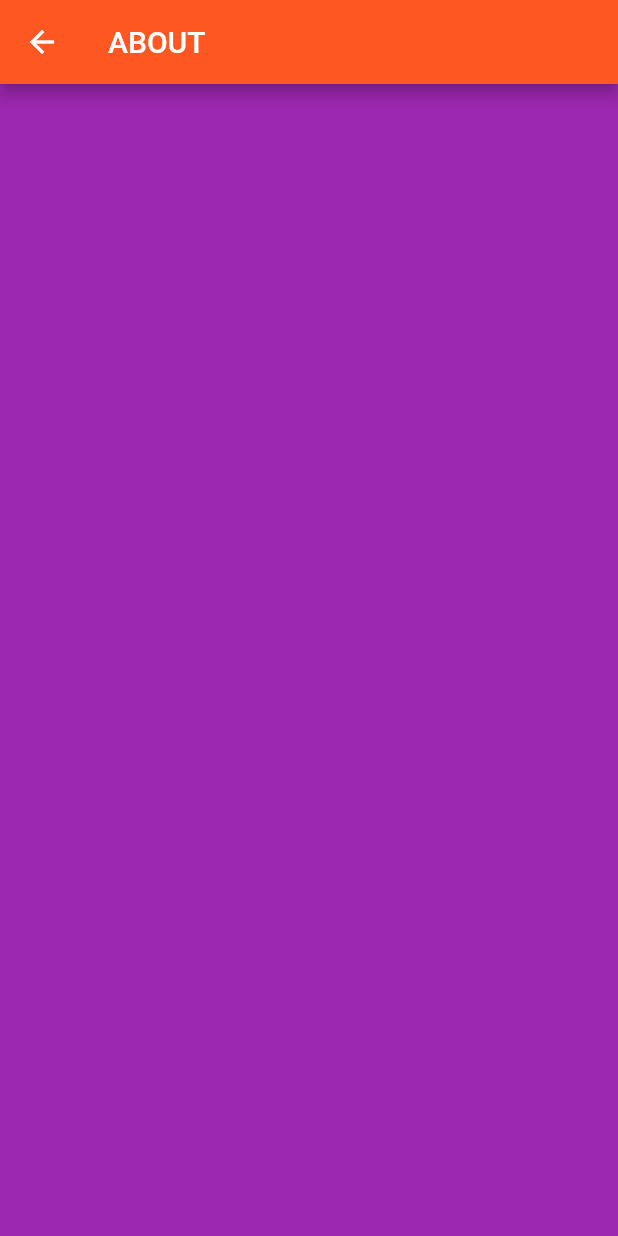
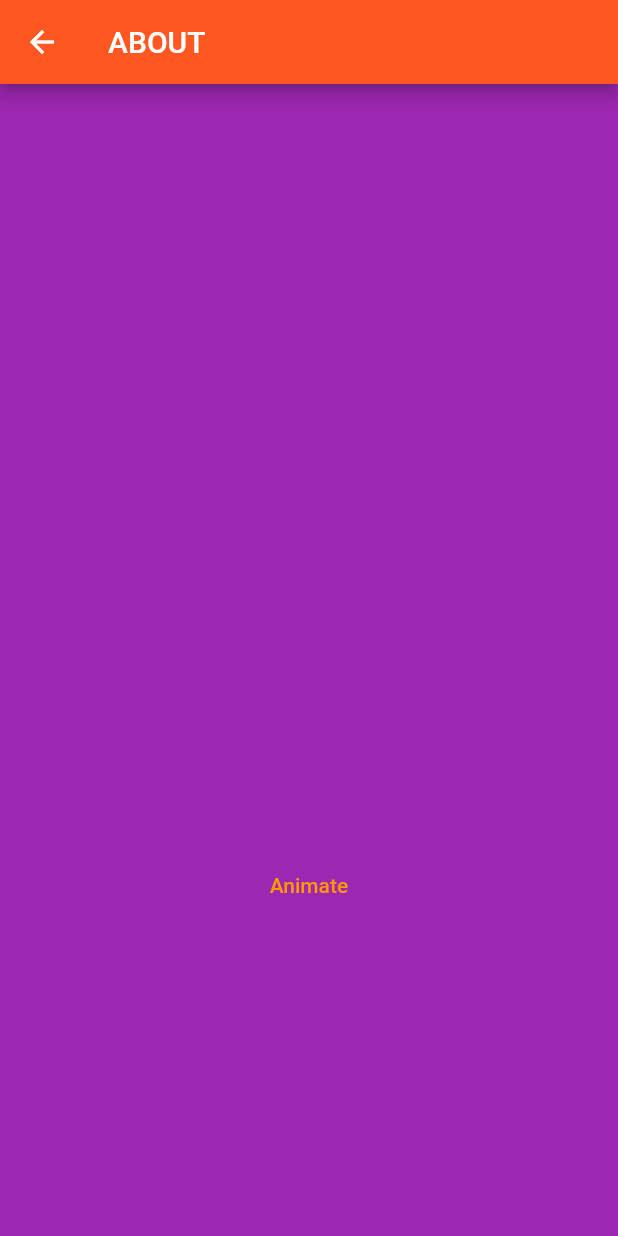
Before and after one commit to sergioaliagajabalera/Flutter-Dart-Material, a Flutter app: the Aboutscreen screen opened by its route, on a phone screen of 412 x 824 dp. Run offline on Flutter 3.47's test engine with Material 2 defaults, Android fonts, the phone set to English and light mode, and no system bars.

Commit message:
firts animation and add folder assets

```diff
--- /dev/null
+++ b/lib/src/animation/animated1.dart
@@ -0,0 +1,72 @@
+//source: https://www.desarrollolibre.net/blog/flutter/animaciones-en-flutter-primeros-pasos
+
+import 'package:flutter/material.dart';
+
+class Animation1 extends StatefulWidget {
+  @override
+  _Animation1State createState() => _Animation1State();
+}
+
+class _Animation1State extends State<Animation1> {
+  double opacity = 0.0;
+  double width = 300;
+  double height = 300;
+
+  @override
+  Widget build(BuildContext context) {
+    return Column(
+      mainAxisAlignment: MainAxisAlignment.center,
+      children: [
+        Center(
+            child: Column(children: [
+          AnimatedOpacity(
+            child: Container(
+                child: Column(
+              children: [
+                Container(
+                 child: GestureDetector(
+                  onTap: () {
+                    _changeSize();
+                }),
+                  width: width,
+                  height: height,
+                  decoration: BoxDecoration(
+                      color: Colors.orange,
+                      shape: BoxShape.circle,
+                      border: Border.all(
+                          color: Colors.orange,
+                          width: 10.0,
+                          style: BorderStyle.solid),
+                      image: new DecorationImage(
+                          fit: BoxFit.cover,
+                          image: AssetImage('assets/images/guizmo.png'))),
+                ),
+              ],
+            )),
+            duration: Duration(seconds: 1),
+            opacity: opacity,
+          ),
+          TextButton(
+              onPressed: _changeOpacity,
+              child: Text('Animate'),
+              style: TextButton.styleFrom(
+                primary: Colors.orange,
+              ))
+        ]))
+      ],
+    );
+  }
+
+  void _changeOpacity() {
+    setState(() {
+      opacity = opacity == 1.0 ? 0.0 : 1.0; //modified
+    });
+
+  }
+  void _changeSize(){
+     setState(() {
+        width=400;
+        height=400;
+     });
+  }
+}
--- a/lib/src/views/about.dart
+++ b/lib/src/views/about.dart
@@ -1,4 +1,5 @@
 import 'package:flutter/material.dart';
+import '../animation/animated1.dart';
 
 class Aboutscreen extends StatelessWidget {
   @override
@@ -9,6 +10,7 @@ class Aboutscreen extends StatelessWidget {
         title: Text('ABOUT'),
         backgroundColor: Colors.deepOrange,
       ),
+      body: Animation1()
     );
   }
 }
--- a/lib/src/views/myinfo.dart
+++ b/lib/src/views/myinfo.dart
@@ -29,7 +29,7 @@ class MyInfoscreen extends StatelessWidget {
         ));
   }
 
-  //OBJECTS
+  //OBJECTS, Arrays, funtions, etc
   var mainuser = new User('Sergio', 'Aliaga', DateTime.parse("1969-07-20"),
       'España', 'Barcelona', '6484845', '9384835');
   var listcolor=[Colors.teal, Colors.blueGrey,Colors.indigo,Colors.green, Colors.limeAccent,Colors.orange, Colors.yellow];
--- a/pubspec.yaml
+++ b/pubspec.yaml
@@ -48,6 +48,8 @@ flutter:
   # assets:
   #   - images/a_dot_burr.jpeg
   #   - images/a_dot_ham.jpeg
+  assets:
+      - assets/images/guizmo.png
 
   # An image asset can refer to one or more resolution-specific "variants", see
   # https://flutter.dev/assets-and-images/#resolution-aware.
```
Also changed, not shown: assets/images/guizmo.PNG (added).
